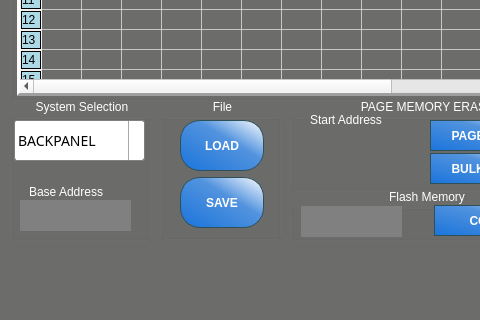
The window that Testjig/FLASHMEMORY/flashMemory.ui (Qmax/QUTE) describes before a commit, drawn with Qt 5; both pictures show x 0 to 480 and y 280 to 600 of the 800 by 600 pixel window.
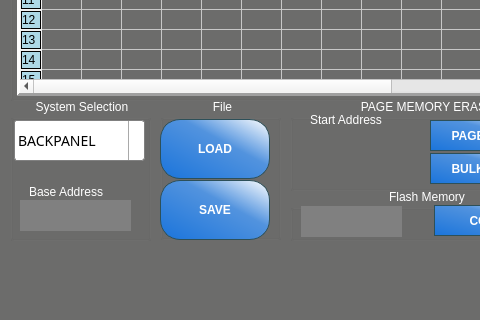
The same window after the commit.

The edit to the form file:
```diff
--- a/Testjig/FLASHMEMORY/flashMemory.ui
+++ b/Testjig/FLASHMEMORY/flashMemory.ui
@@ -1567,10 +1567,10 @@
    <widget class="QPushButton" name="butLoadFile">
     <property name="geometry">
      <rect>
-      <x>20</x>
-      <y>20</y>
-      <width>84</width>
-      <height>51</height>
+      <x>0</x>
+      <y>19</y>
+      <width>110</width>
+      <height>60</height>
      </rect>
     </property>
     <property name="focusPolicy">
@@ -1608,10 +1608,10 @@
    <widget class="QPushButton" name="butSaveFile">
     <property name="geometry">
      <rect>
-      <x>20</x>
-      <y>77</y>
-      <width>84</width>
-      <height>51</height>
+      <x>0</x>
+      <y>80</y>
+      <width>110</width>
+      <height>60</height>
      </rect>
     </property>
     <property name="focusPolicy">
```
